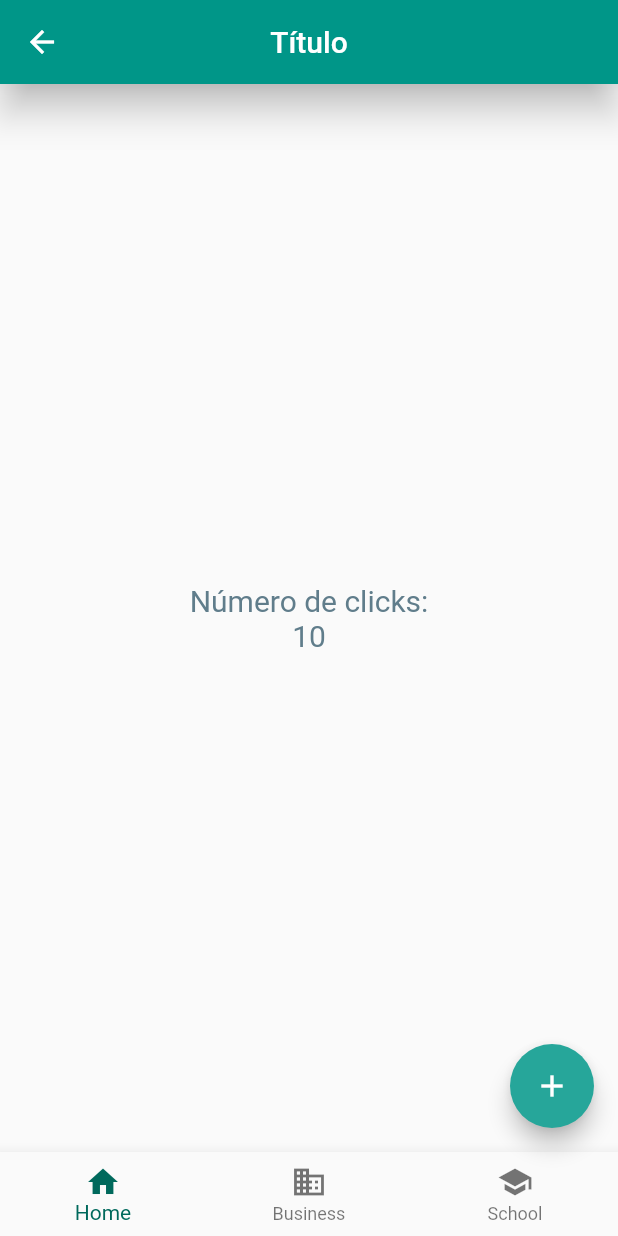
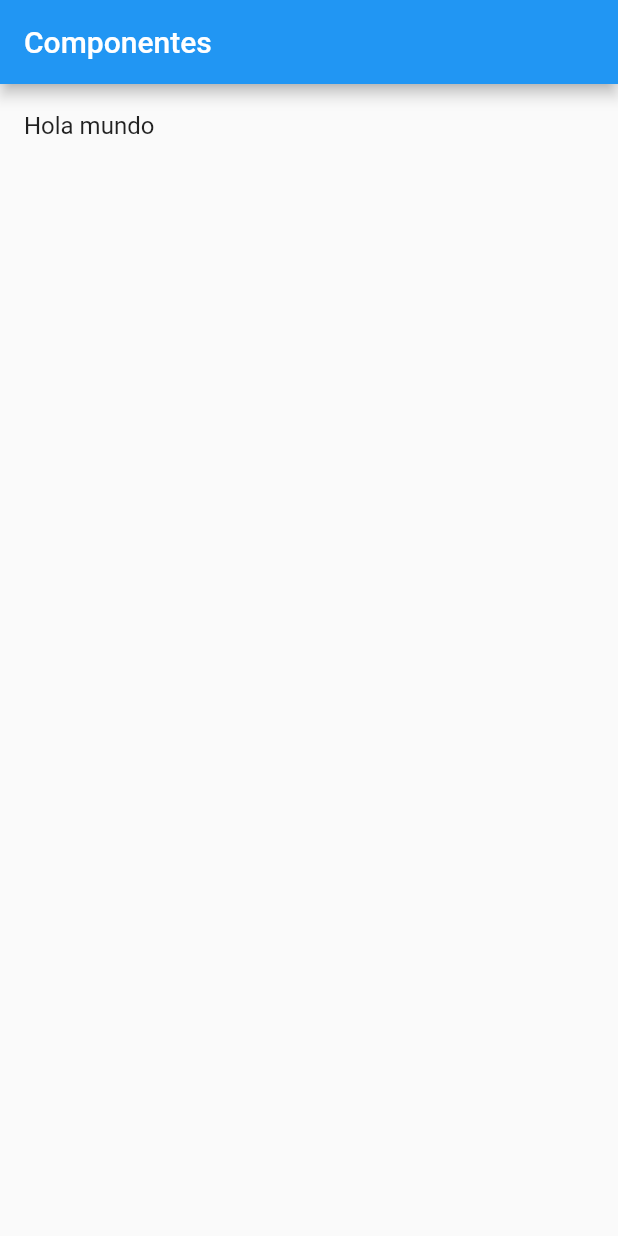
Before and after one commit to gmorklla/flutter1, a Flutter app: the HomePage screen opened directly, on a phone screen of 412 x 824 dp. Run offline on Flutter 3.47's test engine with Material 2 defaults, Android fonts, the phone set to English and light mode, and no system bars.

Commit message:
Segunda app mismo repo

```diff
--- a/lib/src/app.dart
+++ /dev/null
@@ -1,15 +0,0 @@
-import 'package:flutter/material.dart';
-
-import 'package:app1/src/pages/contador_page.dart';
-
-class MyApp extends StatelessWidget {
-  @override
-  Widget build(BuildContext context) {
-    return MaterialApp(
-      debugShowCheckedModeBanner: false,
-      home: Center(
-        child: ContadorPage(),
-      ),
-    );
-  }
-}
--- a/lib/src/pages/home_page.dart
+++ b/lib/src/pages/home_page.dart
@@ -1,53 +1,26 @@
 import 'package:flutter/material.dart';
 
 class HomePage extends StatelessWidget {
-  final estiloTxt = new TextStyle(fontSize: 20.0, color: Colors.blueGrey);
-  final int conteo = 10;
   @override
   Widget build(BuildContext context) {
     return Scaffold(
-      appBar: AppBar(
-        title: Text('Título'),
-        centerTitle: true,
-        backgroundColor: Colors.teal,
-        elevation: 10.0,
-      ),
-      body: Center(
-        child: Column(
-          mainAxisAlignment: MainAxisAlignment.center,
-          children: <Widget>[
-            Text(
-              'Número de clicks:',
-              style: estiloTxt,
-            ),
-            Text('$conteo', style: estiloTxt)
-          ],
+        appBar: AppBar(
+          title: Text('Componentes'),
         ),
-      ),
-      floatingActionButton: FloatingActionButton(
-        child: Icon(Icons.add),
-        backgroundColor: Colors.teal[400],
-        onPressed: () {
-          print('Add');
-        },
-      ),
-      bottomNavigationBar: BottomNavigationBar(
-        items: const <BottomNavigationBarItem>[
-          BottomNavigationBarItem(
-            icon: Icon(Icons.home),
-            title: Text('Home'),
-          ),
-          BottomNavigationBarItem(
-            icon: Icon(Icons.business),
-            title: Text('Business'),
-          ),
-          BottomNavigationBarItem(
-            icon: Icon(Icons.school),
-            title: Text('School'),
-          ),
-        ],
-        selectedItemColor: Colors.teal[800],
-      ),
+        body: _lista());
+  }
+
+  Widget _lista() {
+    return ListView(
+      children: _crearItems(),
     );
   }
+
+  List<Widget> _crearItems() {
+    return [
+      ListTile(
+        title: Text('Hola mundo'),
+      )
+    ];
+  }
 }
```
Also changed, not shown: data/menu.json (added, +19 -0 lines), lib/main.dart (+11 -3 lines), lib/src/pages/contador_page.dart (deleted, +0 -74 lines), lib/src/pages/home_temp.dart (added, +29 -0 lines), pubspec.lock.
